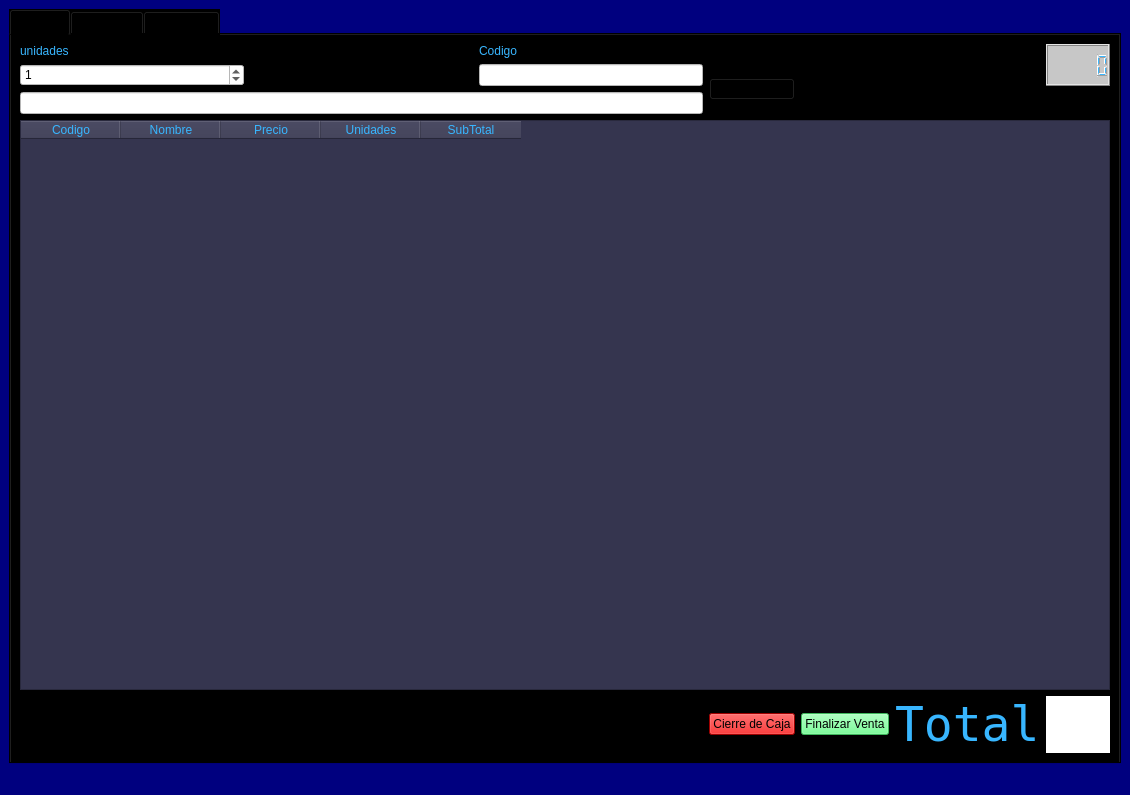
The window that ventanaPrincipal.ui (MatiSalinas/PoSLibreria) describes before a commit, drawn with Qt 5.
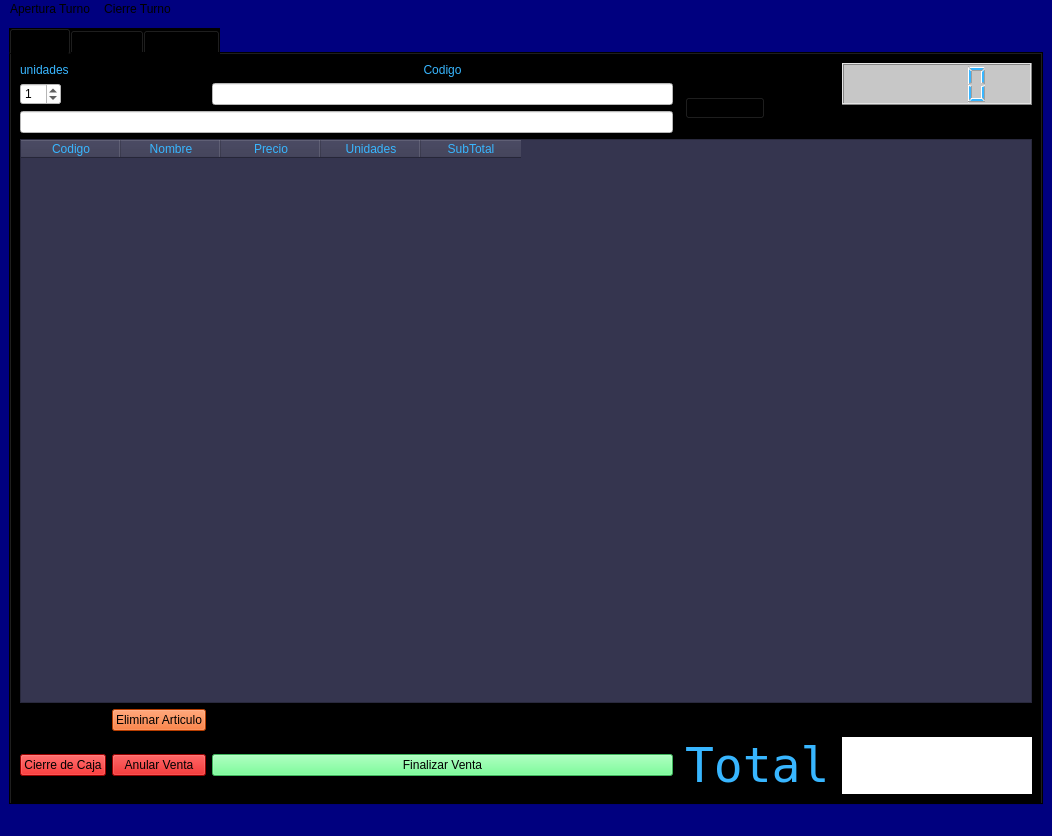
The same window after the commit. The open tabs and pages were chosen to show the change.

The edit to the form file:
```diff
--- a/ventanaPrincipal.ui
+++ b/ventanaPrincipal.ui
@@ -6,8 +6,8 @@
    <rect>
     <x>0</x>
     <y>0</y>
-    <width>1130</width>
-    <height>795</height>
+    <width>1052</width>
+    <height>836</height>
    </rect>
   </property>
   <property name="windowTitle">
@@ -24,74 +24,24 @@
        <string notr="true">background-color: rgb(0, 0, 0);</string>
       </property>
       <property name="currentIndex">
-       <number>0</number>
+       <number>1</number>
+      </property>
+      <property name="tabsClosable">
+       <bool>false</bool>
       </property>
       <widget class="QWidget" name="ventas">
        <attribute name="title">
         <string>Ventas</string>
        </attribute>
        <layout class="QGridLayout" name="gridLayout_3">
-        <item row="5" column="1">
-         <spacer name="horizontalSpacer_4">
-          <property name="orientation">
-           <enum>Qt::Horizontal</enum>
-          </property>
-          <property name="sizeHint" stdset="0">
-           <size>
-            <width>40</width>
-            <height>20</height>
-           </size>
-          </property>
-         </spacer>
-        </item>
-        <item row="5" column="4">
-         <widget class="QPushButton" name="botonFinalizarVenta">
-          <property name="styleSheet">
-           <string notr="true">background-color: rgb(85, 255, 127)</string>
-          </property>
-          <property name="text">
-           <string>Finalizar Venta</string>
-          </property>
-         </widget>
-        </item>
-        <item row="5" column="0">
-         <spacer name="horizontalSpacer_3">
-          <property name="orientation">
-           <enum>Qt::Horizontal</enum>
-          </property>
-          <property name="sizeHint" stdset="0">
-           <size>
-            <width>40</width>
-            <height>20</height>
-           </size>
-          </property>
-         </spacer>
-        </item>
-        <item row="2" column="0" colspan="3">
-         <widget class="QLineEdit" name="nombre_producto">
-          <property name="styleSheet">
-           <string notr="true">background-color: rgb(255, 255, 255);</string>
-          </property>
-         </widget>
-        </item>
-        <item row="5" column="5">
-         <widget class="QLabel" name="label_3">
-          <property name="font">
-           <font>
-            <family>Terminal</family>
-            <pointsize>36</pointsize>
-           </font>
-          </property>
-          <property name="styleSheet">
-           <string notr="true">color: rgb(56,182,255)</string>
-          </property>
-          <property name="text">
-           <string>Total</string>
-          </property>
-         </widget>
-        </item>
-        <item row="3" column="0" colspan="7">
+        <item row="3" column="0" colspan="8">
          <widget class="QTableWidget" name="tableWidget">
+          <property name="sizePolicy">
+           <sizepolicy hsizetype="Preferred" vsizetype="Expanding">
+            <horstretch>0</horstretch>
+            <verstretch>0</verstretch>
+           </sizepolicy>
+          </property>
           <property name="styleSheet">
            <string notr="true">font: 87 12pt &quot;Arial Black&quot;;background-color: rgb(53,53,79);color: rgb(56,182,255)</string>
           </property>
@@ -122,43 +72,52 @@
           </column>
          </widget>
         </item>
-        <item row="0" column="6" rowspan="2">
-         <widget class="QLCDNumber" name="lcdNumber">
-          <property name="styleSheet">
-           <string notr="true">background-color: rgb(199, 199, 199);
-color: rgb(56,182,255)</string>
+        <item row="1" column="0">
+         <widget class="QSpinBox" name="spinBox">
+          <property name="sizePolicy">
+           <sizepolicy hsizetype="Fixed" vsizetype="Fixed">
+            <horstretch>0</horstretch>
+            <verstretch>0</verstretch>
+           </sizepolicy>
           </property>
-         </widget>
-        </item>
-        <item row="0" column="0">
-         <widget class="QLabel" name="label">
-          <property name="styleSheet">
-           <string notr="true">font: 87 12pt &quot;Arial Black&quot;;color: rgb(56,182,255)</string>
-          </property>
-          <property name="text">
-           <string>unidades</string>
-          </property>
-         </widget>
-        </item>
-        <item row="1" column="2">
-         <widget class="QLineEdit" name="codigo_barras">
           <property name="styleSheet">
            <string notr="true">background-color: rgb(255, 255, 255);</string>
           </property>
+          <property name="value">
+           <number>1</number>
+          </property>
          </widget>
         </item>
         <item row="0" column="2">
          <widget class="QLabel" name="label_2">
+          <property name="sizePolicy">
+           <sizepolicy hsizetype="Preferred" vsizetype="Preferred">
+            <horstretch>0</horstretch>
+            <verstretch>0</verstretch>
+           </sizepolicy>
+          </property>
+          <property name="autoFillBackground">
+           <bool>false</bool>
+          </property>
           <property name="styleSheet">
            <string notr="true">font: 87 12pt &quot;Arial Black&quot;;color: rgb(56,182,255)</string>
           </property>
           <property name="text">
            <string>Codigo</string>
           </property>
+          <property name="alignment">
+           <set>Qt::AlignHCenter|Qt::AlignTop</set>
+          </property>
          </widget>
         </item>
-        <item row="5" column="6">
+        <item row="7" column="6" colspan="2">
          <widget class="QLabel" name="total">
+          <property name="sizePolicy">
+           <sizepolicy hsizetype="Expanding" vsizetype="Preferred">
+            <horstretch>5</horstretch>
+            <verstretch>0</verstretch>
+           </sizepolicy>
+          </property>
           <property name="font">
            <font>
             <pointsize>25</pointsize>
@@ -172,24 +131,7 @@
           </property>
          </widget>
         </item>
-        <item row="1" column="0">
-         <widget class="QSpinBox" name="spinBox">
-          <property name="styleSheet">
-           <string notr="true">background-color: rgb(255, 255, 255);</string>
-          </property>
-          <property name="value">
-           <number>1</number>
-          </property>
-         </widget>
-        </item>
-        <item row="1" column="3" rowspan="2">
-         <widget class="QPushButton" name="lupa">
-          <property name="text">
-           <string>PushButton</string>
-          </property>
-         </widget>
-        </item>
-        <item row="5" column="3">
+        <item row="7" column="0">
          <widget class="QPushButton" name="botonCierreCaja">
           <property name="styleSheet">
            <string notr="true">background-color:rgb(220, 0, 0);</string>
@@ -199,6 +141,109 @@
           </property>
          </widget>
         </item>
+        <item row="1" column="2">
+         <widget class="QLineEdit" name="codigo_barras">
+          <property name="sizePolicy">
+           <sizepolicy hsizetype="MinimumExpanding" vsizetype="Fixed">
+            <horstretch>25</horstretch>
+            <verstretch>0</verstretch>
+           </sizepolicy>
+          </property>
+          <property name="styleSheet">
+           <string notr="true">background-color: rgb(255, 255, 255);</string>
+          </property>
+         </widget>
+        </item>
+        <item row="7" column="1">
+         <widget class="QPushButton" name="botonAnular">
+          <property name="styleSheet">
+           <string notr="true">background-color:rgb(211, 0, 0)</string>
+          </property>
+          <property name="text">
+           <string>Anular Venta</string>
+          </property>
+         </widget>
+        </item>
+        <item row="7" column="2">
+         <widget class="QPushButton" name="botonFinalizarVenta">
+          <property name="styleSheet">
+           <string notr="true">background-color: rgb(85, 255, 127)</string>
+          </property>
+          <property name="text">
+           <string>Finalizar Venta</string>
+          </property>
+         </widget>
+        </item>
+        <item row="0" column="0">
+         <widget class="QLabel" name="label">
+          <property name="styleSheet">
+           <string notr="true">font: 87 12pt &quot;Arial Black&quot;;color: rgb(56,182,255)</string>
+          </property>
+          <property name="text">
+           <string>unidades</string>
+          </property>
+         </widget>
+        </item>
+        <item row="0" column="6" rowspan="2" colspan="2">
+         <widget class="QLCDNumber" name="lcdNumber">
+          <property name="sizePolicy">
+           <sizepolicy hsizetype="Preferred" vsizetype="Minimum">
+            <horstretch>0</horstretch>
+            <verstretch>0</verstretch>
+           </sizepolicy>
+          </property>
+          <property name="styleSheet">
+           <string notr="true">background-color: rgb(199, 199, 199);
+color: rgb(56,182,255)</string>
+          </property>
+         </widget>
+        </item>
+        <item row="5" column="1">
+         <widget class="QPushButton" name="botonEliminarArticulo">
+          <property name="styleSheet">
+           <string notr="true">background-color:rgb(255, 85, 0)</string>
+          </property>
+          <property name="text">
+           <string>Eliminar Articulo</string>
+          </property>
+         </widget>
+        </item>
+        <item row="2" column="0" colspan="3">
+         <widget class="QLineEdit" name="nombre_producto">
+          <property name="styleSheet">
+           <string notr="true">background-color: rgb(255, 255, 255);</string>
+          </property>
+         </widget>
+        </item>
+        <item row="1" column="4" rowspan="2">
+         <widget class="QPushButton" name="lupa">
+          <property name="sizePolicy">
+           <sizepolicy hsizetype="Fixed" vsizetype="Fixed">
+            <horstretch>0</horstretch>
+            <verstretch>0</verstretch>
+           </sizepolicy>
+          </property>
+          <property name="text">
+           <string>PushButton</string>
+          </property>
+         </widget>
+        </item>
+        <item row="7" column="4">
+         <widget class="QLabel" name="label_3">
+          <property name="font">
+           <font>
+            <family>Terminal</family>
+            <pointsize>36</pointsize>
+           </font>
+          </property>
+          <property name="styleSheet">
+           <string notr="true">color: rgb(56,182,255)</string>
+          </property>
+          <property name="text">
+           <string>Total</string>
+          </property>
+         </widget>
+        </item>
        </layout>
       </widget>
       <widget class="QWidget" name="compras">
@@ -215,31 +260,54 @@
            <string/>
           </property>
           <layout class="QGridLayout" name="gridLayout_2">
-           <item row="5" column="0">
-            <widget class="QLabel" name="label_8">
+           <item row="5" column="2">
+            <widget class="QLineEdit" name="ingreso_cantidad">
+             <property name="enabled">
+              <bool>true</bool>
+             </property>
              <property name="styleSheet">
-              <string notr="true">font: 87 12pt &quot;Arial Black&quot;;color: rgb(56,182,255)</string>
+              <string notr="true">background-color: rgb(255, 255, 255);</string>
              </property>
+            </widget>
+           </item>
+           <item row="0" column="0" colspan="2">
+            <widget class="QRadioButton" name="rb_crearLibro">
+             <property name="styleSheet">
+              <string notr="true">font: 87 12pt &quot;Arial Black&quot;;
+color: rgb(56,182,255)
+</string>
+             </property>
              <property name="text">
-              <string>Genero:</string>
+              <string>Crear Libro</string>
              </property>
             </widget>
            </item>
-           <item row="3" column="2">
+           <item row="10" column="2">
+            <widget class="QPushButton" name="botonGuardarCompras">
+             <property name="styleSheet">
+              <string notr="true">background-color:rgb(0, 170, 0);
+color:snow;</string>
+             </property>
+             <property name="text">
+              <string>Guardar</string>
+             </property>
+            </widget>
+           </item>
+           <item row="4" column="2">
             <widget class="QLineEdit" name="ingreso_precio">
              <property name="styleSheet">
               <string notr="true">background-color: rgb(255, 255, 255);</string>
              </property>
             </widget>
            </item>
-           <item row="1" column="2">
-            <widget class="QLineEdit" name="ingreso_codigo">
+           <item row="7" column="2">
+            <widget class="QLineEdit" name="ingreso_paginas">
              <property name="styleSheet">
               <string notr="true">background-color: rgb(255, 255, 255);</string>
              </property>
             </widget>
            </item>
-           <item row="8" column="0">
+           <item row="9" column="0">
             <widget class="QLabel" name="label_12">
              <property name="styleSheet">
               <string notr="true">font: 87 12pt &quot;Arial Black&quot;;color: rgb(56,182,255)</string>
@@ -249,7 +317,24 @@
              </property>
             </widget>
            </item>
-           <item row="3" column="0">
+           <item row="2" column="0">
+            <widget class="QLabel" name="label_4">
+             <property name="styleSheet">
+              <string notr="true">font: 87 12pt &quot;Arial Black&quot;;color: rgb(56,182,255)</string>
+             </property>
+             <property name="text">
+              <string>Codigo:</string>
+             </property>
+            </widget>
+           </item>
+           <item row="9" column="2">
+            <widget class="QLineEdit" name="ingreso_autor">
+             <property name="styleSheet">
+              <string notr="true">background-color: rgb(255, 255, 255);</string>
+             </property>
+            </widget>
+           </item>
+           <item row="4" column="0">
             <widget class="QLabel" name="label_6">
              <property name="styleSheet">
               <string notr="true">font: 87 12pt &quot;Arial Black&quot;;color: rgb(56,182,255)</string>
@@ -259,7 +344,20 @@
              </property>
             </widget>
            </item>
-           <item row="6" column="0">
+           <item row="5" column="0" colspan="2">
+            <widget class="QLabel" name="label_7">
+             <property name="enabled">
+              <bool>true</bool>
+             </property>
+             <property name="styleSheet">
+              <string notr="true">font: 87 12pt &quot;Arial Black&quot;;color: rgb(56,182,255)</string>
+             </property>
+             <property name="text">
+              <string>Cantidad de unidades:</string>
+             </property>
+            </widget>
+           </item>
+           <item row="7" column="0">
             <widget class="QLabel" name="label_11">
              <property name="styleSheet">
               <string notr="true">font: 87 12pt &quot;Arial Black&quot;;color: rgb(56,182,255)</string>
@@ -269,57 +367,71 @@
              </property>
             </widget>
            </item>
-           <item row="1" column="0">
-            <widget class="QLabel" name="label_4">
+           <item row="6" column="2">
+            <widget class="QLineEdit" name="ingreso_genero">
+             <property name="styleSheet">
+              <string notr="true">background-color: rgb(255, 255, 255);</string>
+             </property>
+            </widget>
+           </item>
+           <item row="3" column="2">
+            <widget class="QLineEdit" name="ingreso_nombre">
+             <property name="styleSheet">
+              <string notr="true">background-color: rgb(255, 255, 255);</string>
+             </property>
+            </widget>
+           </item>
+           <item row="1" column="2">
+            <widget class="QRadioButton" name="rb_entradaProducto">
+             <property name="styleSheet">
+              <string notr="true">font: 87 12pt &quot;Arial Black&quot;;
+color: rgb(56,182,255)</string>
+             </property>
+             <property name="text">
+              <string>Entrada Producto</string>
+             </property>
+            </widget>
+           </item>
+           <item row="6" column="0">
+            <widget class="QLabel" name="label_8">
              <property name="styleSheet">
               <string notr="true">font: 87 12pt &quot;Arial Black&quot;;color: rgb(56,182,255)</string>
              </property>
              <property name="text">
-              <string>Codigo:</string>
+              <string>Genero:</string>
              </property>
             </widget>
            </item>
            <item row="0" column="2" colspan="2">
-            <widget class="QRadioButton" name="rb_editar">
+            <widget class="QRadioButton" name="rb_CrearProducto">
              <property name="styleSheet">
               <string notr="true">font: 87 12pt &quot;Arial Black&quot;;
 color: rgb(56,182,255)</string>
              </property>
              <property name="text">
-              <string>Editar Libro</string>
+              <string>Crear Producto</string>
              </property>
             </widget>
            </item>
-           <item row="4" column="0" colspan="2">
-            <widget class="QLabel" name="label_7">
+           <item row="1" column="0">
+            <widget class="QRadioButton" name="rb_entradaLibro">
              <property name="styleSheet">
-              <string notr="true">font: 87 12pt &quot;Arial Black&quot;;color: rgb(56,182,255)</string>
-             </property>
-             <property name="text">
-              <string>Cantidad de unidades:</string>
-             </property>
-            </widget>
-           </item>
-           <item row="0" column="0" colspan="2">
-            <widget class="QRadioButton" name="rb_agregar">
-             <property name="styleSheet">
               <string notr="true">font: 87 12pt &quot;Arial Black&quot;;
-color: rgb(56,182,255)
-</string>
+color: rgb(56,182,255)</string>
              </property>
              <property name="text">
-              <string>Agregar Libro</string>
+              <string>Entrada Libro</string>
              </property>
             </widget>
            </item>
            <item row="2" column="2">
-            <widget class="QLineEdit" name="ingreso_nombre">
+            <widget class="QLineEdit" name="ingreso_codigo">
              <property name="styleSheet">
               <string notr="true">background-color: rgb(255, 255, 255);</string>
              </property>
             </widget>
            </item>
-           <item row="2" column="0">
+           <item row="3" column="0">
             <widget class="QLabel" name="label_5">
              <property name="maximumSize">
               <size>
@@ -335,29 +447,18 @@
              </property>
             </widget>
            </item>
-           <item row="4" column="2">
-            <widget class="QLineEdit" name="ingreso_cantidad">
+           <item row="8" column="0">
+            <widget class="QLabel" name="label_13">
              <property name="styleSheet">
-              <string notr="true">background-color: rgb(255, 255, 255);</string>
+              <string notr="true">font: 87 12pt &quot;Arial Black&quot;;color: rgb(56,182,255)</string>
              </property>
-            </widget>
-           </item>
-           <item row="5" column="2">
-            <widget class="QLineEdit" name="lineEdit">
-             <property name="styleSheet">
-              <string notr="true">background-color: rgb(255, 255, 255);</string>
-             </property>
-            </widget>
-           </item>
-           <item row="6" column="2">
-            <widget class="QLineEdit" name="lineEdit_2">
-             <property name="styleSheet">
-              <string notr="true">background-color: rgb(255, 255, 255);</string>
+             <property name="text">
+              <string>Año:</string>
              </property>
             </widget>
            </item>
            <item row="8" column="2">
-            <widget class="QLineEdit" name="lineEdit_3">
+            <widget class="QLineEdit" name="ingreso_anio">
              <property name="styleSheet">
               <string notr="true">background-color: rgb(255, 255, 255);</string>
              </property>
@@ -507,7 +608,502 @@
     </item>
    </layout>
   </widget>
-  <widget class="QStatusBar" name="statusbar"/>
+  <widget class="QStatusBar" name="statusbar">
+   <property name="enabled">
+    <bool>true</bool>
+   </property>
+   <property name="autoFillBackground">
+    <bool>false</bool>
+   </property>
+   <property name="sizeGripEnabled">
+    <bool>true</bool>
+   </property>
+  </widget>
+  <widget class="QMenuBar" name="menuBar">
+   <property name="geometry">
+    <rect>
+     <x>0</x>
+     <y>0</y>
+     <width>1052</width>
+     <height>22</height>
+    </rect>
+   </property>
+   <property name="palette">
+    <palette>
+     <active>
+      <colorrole role="WindowText">
+       <brush brushstyle="SolidPattern">
+        <color alpha="255">
+         <red>0</red>
+         <green>0</green>
+         <blue>0</blue>
+        </color>
+       </brush>
+      </colorrole>
+      <colorrole role="Button">
+       <brush brushstyle="SolidPattern">
+        <color alpha="255">
+         <red>255</red>
+         <green>255</green>
+         <blue>255</blue>
+        </color>
+       </brush>
+      </colorrole>
+      <colorrole role="Light">
+       <brush brushstyle="SolidPattern">
+        <color alpha="255">
+         <red>255</red>
+         <green>255</green>
+         <blue>255</blue>
+        </color>
+       </brush>
+      </colorrole>
+      <colorrole role="Midlight">
+       <brush brushstyle="SolidPattern">
+        <color alpha="255">
+         <red>255</red>
+         <green>255</green>
+         <blue>255</blue>
+        </color>
+       </brush>
+      </colorrole>
+      <colorrole role="Dark">
+       <brush brushstyle="SolidPattern">
+        <color alpha="255">
+         <red>127</red>
+         <green>127</green>
+         <blue>127</blue>
+        </color>
+       </brush>
+      </colorrole>
+      <colorrole role="Mid">
+       <brush brushstyle="SolidPattern">
+        <color alpha="255">
+         <red>170</red>
+         <green>170</green>
+         <blue>170</blue>
+        </color>
+       </brush>
+      </colorrole>
+      <colorrole role="Text">
+       <brush brushstyle="SolidPattern">
+        <color alpha="255">
+         <red>0</red>
+         <green>0</green>
+         <blue>0</blue>
+        </color>
+       </brush>
+      </colorrole>
+      <colorrole role="BrightText">
+       <brush brushstyle="SolidPattern">
+        <color alpha="255">
+         <red>255</red>
+         <green>255</green>
+         <blue>255</blue>
+        </color>
+       </brush>
+      </colorrole>
+      <colorrole role="ButtonText">
+       <brush brushstyle="SolidPattern">
+        <color alpha="255">
+         <red>0</red>
+         <green>0</green>
+         <blue>0</blue>
+        </color>
+       </brush>
+      </colorrole>
+      <colorrole role="Base">
+       <brush brushstyle="SolidPattern">
+        <color alpha="255">
+         <red>255</red>
+         <green>255</green>
+         <blue>255</blue>
+        </color>
+       </brush>
+      </colorrole>
+      <colorrole role="Window">
+       <brush brushstyle="SolidPattern">
+        <color alpha="255">
+         <red>255</red>
+         <green>255</green>
+         <blue>255</blue>
+        </color>
+       </brush>
+      </colorrole>
+      <colorrole role="Shadow">
+       <brush brushstyle="SolidPattern">
+        <color alpha="255">
+         <red>0</red>
+         <green>0</green>
+         <blue>0</blue>
+        </color>
+       </brush>
+      </colorrole>
+      <colorrole role="AlternateBase">
+       <brush brushstyle="SolidPattern">
+        <color alpha="255">
+         <red>255</red>
+         <green>255</green>
+         <blue>255</blue>
+        </color>
+       </brush>
+      </colorrole>
+      <colorrole role="ToolTipBase">
+       <brush brushstyle="SolidPattern">
+        <color alpha="255">
+         <red>255</red>
+         <green>255</green>
+         <blue>220</blue>
+        </color>
+       </brush>
+      </colorrole>
+      <colorrole role="ToolTipText">
+       <brush brushstyle="SolidPattern">
+        <color alpha="255">
+         <red>0</red>
+         <green>0</green>
+         <blue>0</blue>
+        </color>
+       </brush>
+      </colorrole>
+      <colorrole role="PlaceholderText">
+       <brush brushstyle="SolidPattern">
+        <color alpha="127">
+         <red>0</red>
+         <green>0</green>
+         <blue>0</blue>
+        </color>
+       </brush>
+      </colorrole>
+     </active>
+     <inactive>
+      <colorrole role="WindowText">
+       <brush brushstyle="SolidPattern">
+        <color alpha="255">
+         <red>0</red>
+         <green>0</green>
+         <blue>0</blue>
+        </color>
+       </brush>
+      </colorrole>
+      <colorrole role="Button">
+       <brush brushstyle="SolidPattern">
+        <color alpha="255">
+         <red>255</red>
+         <green>255</green>
+         <blue>255</blue>
+        </color>
+       </brush>
+      </colorrole>
+      <colorrole role="Light">
+       <brush brushstyle="SolidPattern">
+        <color alpha="255">
+         <red>255</red>
+         <green>255</green>
+         <blue>255</blue>
+        </color>
+       </brush>
+      </colorrole>
+      <colorrole role="Midlight">
+       <brush brushstyle="SolidPattern">
+        <color alpha="255">
+         <red>255</red>
+         <green>255</green>
+         <blue>255</blue>
+        </color>
+       </brush>
+      </colorrole>
+      <colorrole role="Dark">
+       <brush brushstyle="SolidPattern">
+        <color alpha="255">
+         <red>127</red>
+         <green>127</green>
+         <blue>127</blue>
+        </color>
+       </brush>
+      </colorrole>
+      <colorrole role="Mid">
+       <brush brushstyle="SolidPattern">
+        <color alpha="255">
+         <red>170</red>
+         <green>170</green>
+         <blue>170</blue>
+        </color>
+       </brush>
+      </colorrole>
+      <colorrole role="Text">
+       <brush brushstyle="SolidPattern">
+        <color alpha="255">
+         <red>0</red>
+         <green>0</green>
+         <blue>0</blue>
+        </color>
+       </brush>
+      </colorrole>
+      <colorrole role="BrightText">
+       <brush brushstyle="SolidPattern">
+        <color alpha="255">
+         <red>255</red>
+         <green>255</green>
+         <blue>255</blue>
+        </color>
+       </brush>
+      </colorrole>
+      <colorrole role="ButtonText">
+       <brush brushstyle="SolidPattern">
+        <color alpha="255">
+         <red>0</red>
+         <green>0</green>
+         <blue>0</blue>
+        </color>
+       </brush>
+      </colorrole>
+      <colorrole role="Base">
+       <brush brushstyle="SolidPattern">
+        <color alpha="255">
+         <red>255</red>
+         <green>255</green>
+         <blue>255</blue>
+        </color>
+       </brush>
+      </colorrole>
+      <colorrole role="Window">
+       <brush brushstyle="SolidPattern">
+        <color alpha="255">
+         <red>255</red>
+         <green>255</green>
+         <blue>255</blue>
+        </color>
+       </brush>
+      </colorrole>
+      <colorrole role="Shadow">
+       <brush brushstyle="SolidPattern">
+        <color alpha="255">
+         <red>0</red>
+         <green>0</green>
+         <blue>0</blue>
+        </color>
+       </brush>
+      </colorrole>
+      <colorrole role="AlternateBase">
+       <brush brushstyle="SolidPattern">
+        <color alpha="255">
+         <red>255</red>
+         <green>255</green>
+         <blue>255</blue>
+        </color>
+       </brush>
+      </colorrole>
+      <colorrole role="ToolTipBase">
+       <brush brushstyle="SolidPattern">
+        <color alpha="255">
+         <red>255</red>
+         <green>255</green>
+         <blue>220</blue>
+        </color>
+       </brush>
+      </colorrole>
+      <colorrole role="ToolTipText">
+       <brush brushstyle="SolidPattern">
+        <color alpha="255">
+         <red>0</red>
+         <green>0</green>
+         <blue>0</blue>
+        </color>
+       </brush>
+      </colorrole>
+      <colorrole role="PlaceholderText">
+       <brush brushstyle="SolidPattern">
+        <color alpha="127">
+         <red>0</red>
+         <green>0</green>
+         <blue>0</blue>
+        </color>
+       </brush>
+      </colorrole>
+     </inactive>
+     <disabled>
+      <colorrole role="WindowText">
+       <brush brushstyle="SolidPattern">
+        <color alpha="255">
+         <red>127</red>
+         <green>127</green>
+         <blue>127</blue>
+        </color>
+       </brush>
+      </colorrole>
+      <colorrole role="Button">
+       <brush brushstyle="SolidPattern">
+        <color alpha="255">
+         <red>255</red>
+         <green>255</green>
+         <blue>255</blue>
+        </color>
+       </brush>
+      </colorrole>
+      <colorrole role="Light">
+       <brush brushstyle="SolidPattern">
+        <color alpha="255">
+         <red>255</red>
+         <green>255</green>
+         <blue>255</blue>
+        </color>
+       </brush>
+      </colorrole>
+      <colorrole role="Midlight">
+       <brush brushstyle="SolidPattern">
+        <color alpha="255">
+         <red>255</red>
+         <green>255</green>
+         <blue>255</blue>
+        </color>
+       </brush>
+      </colorrole>
+      <colorrole role="Dark">
+       <brush brushstyle="SolidPattern">
+        <color alpha="255">
+         <red>127</red>
+         <green>127</green>
+         <blue>127</blue>
+        </color>
+       </brush>
+      </colorrole>
+      <colorrole role="Mid">
+       <brush brushstyle="SolidPattern">
+        <color alpha="255">
+         <red>170</red>
+         <green>170</green>
+         <blue>170</blue>
+        </color>
+       </brush>
+      </colorrole>
+      <colorrole role="Text">
+       <brush brushstyle="SolidPattern">
+        <color alpha="255">
+         <red>127</red>
+         <green>127</green>
+         <blue>127</blue>
+        </color>
+       </brush>
+      </colorrole>
+      <colorrole role="BrightText">
+       <brush brushstyle="SolidPattern">
+        <color alpha="255">
+         <red>255</red>
+         <green>255</green>
+         <blue>255</blue>
+        </color>
+       </brush>
+      </colorrole>
+      <colorrole role="ButtonText">
+       <brush brushstyle="SolidPattern">
+        <color alpha="255">
+         <red>127</red>
+         <green>127</green>
+         <blue>127</blue>
+        </color>
+       </brush>
+      </colorrole>
+      <colorrole role="Base">
+       <brush brushstyle="SolidPattern">
+        <color alpha="255">
+         <red>255</red>
+         <green>255</green>
+         <blue>255</blue>
+        </color>
+       </brush>
+      </colorrole>
+      <colorrole role="Window">
+       <brush brushstyle="SolidPattern">
+        <color alpha="255">
+         <red>255</red>
+         <green>255</green>
+         <blue>255</blue>
+        </color>
+       </brush>
+      </colorrole>
+      <colorrole role="Shadow">
+       <brush brushstyle="SolidPattern">
+        <color alpha="255">
+         <red>0</red>
+         <green>0</green>
+         <blue>0</blue>
+        </color>
+       </brush>
+      </colorrole>
+      <colorrole role="AlternateBase">
+       <brush brushstyle="SolidPattern">
+        <color alpha="255">
+         <red>255</red>
+         <green>255</green>
+         <blue>255</blue>
+        </color>
+       </brush>
+      </colorrole>
+      <colorrole role="ToolTipBase">
+       <brush brushstyle="SolidPattern">
+        <color alpha="255">
+         <red>255</red>
+         <green>255</green>
+         <blue>220</blue>
+        </color>
+       </brush>
+      </colorrole>
+      <colorrole role="ToolTipText">
+       <brush brushstyle="SolidPattern">
+        <color alpha="255">
+         <red>0</red>
+         <green>0</green>
+         <blue>0</blue>
+        </color>
+       </brush>
+      </colorrole>
+      <colorrole role="PlaceholderText">
+       <brush brushstyle="SolidPattern">
+        <color alpha="127">
+         <red>127</red>
+         <green>127</green>
+         <blue>127</blue>
+        </color>
+       </brush>
+      </colorrole>
+     </disabled>
+    </palette>
+   </property>
+   <property name="autoFillBackground">
+    <bool>false</bool>
+   </property>
+   <widget class="QMenu" name="menuAoertyra_Tyrbo">
+    <property name="title">
+     <string>Apertura Turno</string>
+    </property>
+    <addaction name="actionAbrir_Turno"/>
+   </widget>
+   <widget class="QMenu" name="menuCierre_Turno">
+    <property name="title">
+     <string>Cierre Turno</string>
+    </property>
+    <addaction name="actionCerrar_Turno"/>
+    <addaction name="actionRendicion_de_caja"/>
+   </widget>
+   <addaction name="menuAoertyra_Tyrbo"/>
+   <addaction name="menuCierre_Turno"/>
+  </widget>
+  <action name="actionAbrir_Turno">
+   <property name="text">
+    <string>Abrir Turno </string>
+   </property>
+  </action>
+  <action name="actionCerrar_Turno">
+   <property name="text">
+    <string>Cerrar Turno</string>
+   </property>
+  </action>
+  <action name="actionRendicion_de_caja">
+   <property name="text">
+    <string>Rendicion de caja</string>
+   </property>
+  </action>
  </widget>
  <resources/>
  <connections/>
```
